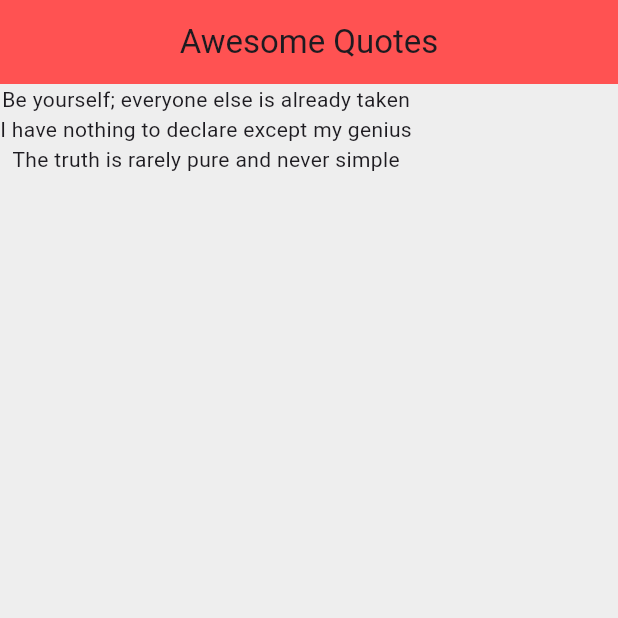
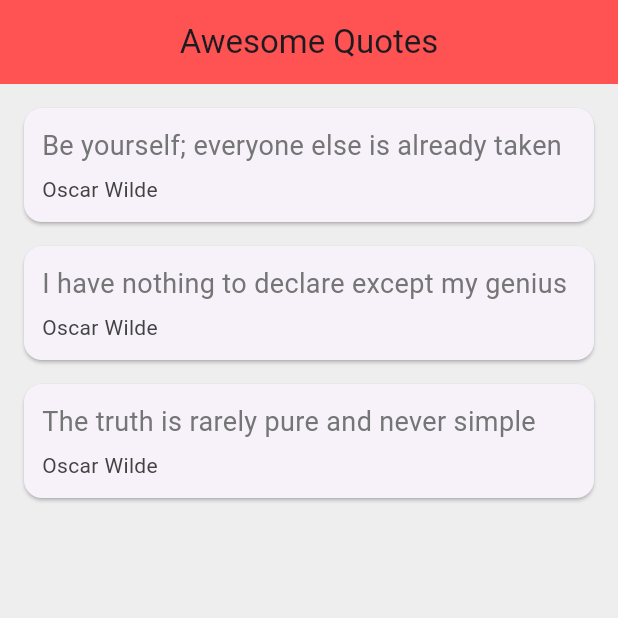
Before and after one commit to jaskirat-26/flutterTutorial, a Flutter app: the screen it shows after launch, on a phone screen of 412 x 824 dp, the top half of it. Run offline on Flutter 3.47's test engine with Material 3 defaults, Android fonts, the phone set to English and light mode, and no system bars.

Commit message:
lesson 19

```diff
--- a/lib/main.dart
+++ b/lib/main.dart
@@ -1,4 +1,5 @@
 import 'package:flutter/material.dart';
+import 'quote.dart';
 
 void main() => runApp(MaterialApp(
   home: QuoteList()
@@ -11,11 +12,40 @@ class QuoteList extends StatefulWidget {
 
 class _QuoteListState extends State<QuoteList> {
 
-  List<String> quotes = [
-    'Be yourself; everyone else is already taken',
-    'I have nothing to declare except my genius',
-    'The truth is rarely pure and never simple'
+  List<Quote> quotes = [
+    Quote(author: 'Oscar Wilde', text: 'Be yourself; everyone else is already taken'),
+    Quote(author: 'Oscar Wilde', text: 'I have nothing to declare except my genius'),
+    Quote(author: 'Oscar Wilde', text: 'The truth is rarely pure and never simple')
   ];
+
+  Widget quoteTemplate(quote) {
+    return Card(
+      margin: const EdgeInsets.fromLTRB(16.0, 16.0, 16.0, 0),
+      child: Padding(
+        padding: const EdgeInsets.all(12.0),
+        child: Column(
+          crossAxisAlignment: CrossAxisAlignment.stretch,
+          children: <Widget>[
+            Text(
+              quote.text,
+              style: TextStyle(
+                fontSize: 18.0,
+                color: Colors.grey[600],
+              ),
+            ),
+            SizedBox(height: 6.0),
+            Text(
+              quote.author,
+              style: TextStyle(
+                fontSize: 14.0,
+                color: Colors.grey[800],
+              ),
+            ),
+          ],
+        ),
+      )
+    );
+  }
 
   @override
   Widget build(BuildContext context) {
@@ -27,7 +57,7 @@ class _QuoteListState extends State<QuoteList> {
         backgroundColor: Colors.redAccent,
       ),
       body: Column(
-        children: quotes.map((quote) => Text(quote)).toList(),
+        children: quotes.map((quote) => quoteTemplate(quote)).toList(),
       ),
     );
   }
```
